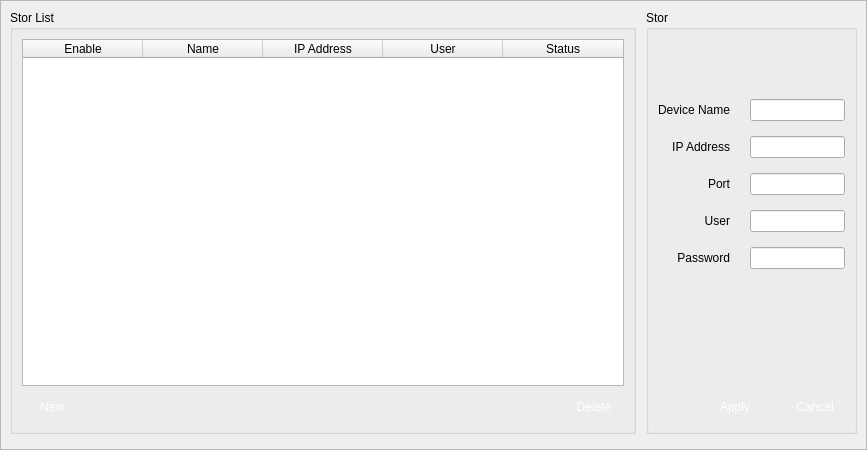
This is client/src/config/vidview/vidviewconf.ui in linkingvision/rapidvms as Qt 5 draws it before an edit. The edited form follows.
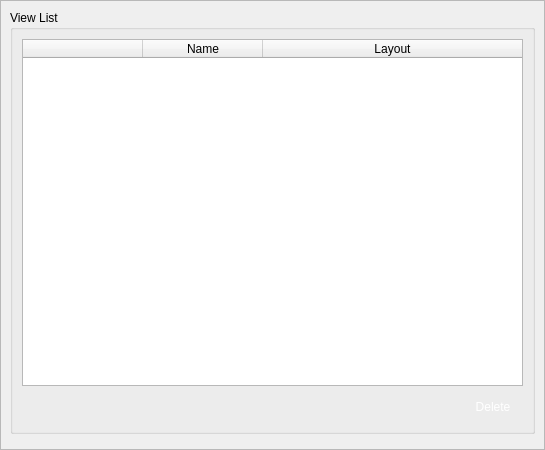
This is the edited form. Icons and pictures are not drawn.

What changed in the file:
```diff
--- a/client/src/config/vidview/vidviewconf.ui
+++ b/client/src/config/vidview/vidviewconf.ui
@@ -6,7 +6,7 @@
    <rect>
     <x>0</x>
     <y>0</y>
-    <width>867</width>
+    <width>545</width>
     <height>450</height>
    </rect>
   </property>
@@ -54,7 +54,7 @@
        <rect>
         <x>0</x>
         <y>0</y>
-        <width>865</width>
+        <width>543</width>
         <height>448</height>
        </rect>
       </property>
@@ -67,7 +67,7 @@
          <item>
           <widget class="QGroupBox" name="groupBox">
            <property name="title">
-            <string>Stor List</string>
+            <string>View List</string>
            </property>
            <layout class="QVBoxLayout" name="verticalLayout_2">
             <item>
@@ -109,7 +109,7 @@
                <bool>false</bool>
               </property>
               <property name="columnCount">
-               <number>5</number>
+               <number>3</number>
               </property>
               <attribute name="horizontalHeaderVisible">
                <bool>true</bool>
@@ -140,7 +140,7 @@
               </attribute>
               <column>
                <property name="text">
-                <string>Enable</string>
+                <string/>
                </property>
               </column>
               <column>
@@ -150,17 +150,7 @@
               </column>
               <column>
                <property name="text">
-                <string>IP Address</string>
-               </property>
-              </column>
-              <column>
-               <property name="text">
-                <string>User</string>
-               </property>
-              </column>
-              <column>
-               <property name="text">
-                <string>Status</string>
+                <string>Layout</string>
                </property>
               </column>
              </widget>
@@ -173,7 +163,7 @@
               <property name="verticalSpacing">
                <number>0</number>
               </property>
-              <item row="0" column="3">
+              <item row="0" column="2">
                <widget class="QPushButton" name="pbDelete">
                 <property name="minimumSize">
                  <size>
@@ -209,41 +199,6 @@
                </widget>
               </item>
               <item row="0" column="1">
-               <widget class="QPushButton" name="pbNew">
-                <property name="minimumSize">
-                 <size>
-                  <width>60</width>
-                  <height>30</height>
-                 </size>
-                </property>
-                <property name="maximumSize">
-                 <size>
-                  <width>60</width>
-                  <height>30</height>
-                 </size>
-                </property>
-                <property name="styleSheet">
-                 <string notr="true">QPushButton { 
-border:none;
-color:white;
-background-image: url(:/action/resources/button.png);}
-QPushButton:hover {
-	background-image: url(:/action/resources/buttonpress.png);}
-QPushButton:pressed {
-	background-image: url(:/action/resources/button.png);}</string>
-                </property>
-                <property name="text">
-                 <string>New</string>
-                </property>
-                <property name="iconSize">
-                 <size>
-                  <width>60</width>
-                  <height>40</height>
-                 </size>
-                </property>
-               </widget>
-              </item>
-              <item row="0" column="2">
                <spacer name="horizontalSpacer_3">
                 <property name="orientation">
                  <enum>Qt::Horizontal</enum>
@@ -261,234 +216,6 @@
            </layout>
           </widget>
          </item>
-         <item>
-          <widget class="QGroupBox" name="groupBox_2">
-           <property name="title">
-            <string>Stor </string>
-           </property>
-           <layout class="QVBoxLayout" name="verticalLayout">
-            <item>
-             <layout class="QGridLayout" name="gridLayout">
-              <property name="topMargin">
-               <number>60</number>
-              </property>
-              <property name="horizontalSpacing">
-               <number>20</number>
-              </property>
-              <property name="verticalSpacing">
-               <number>15</number>
-              </property>
-              <item row="5" column="0">
-               <widget class="QLabel" name="labelIP">
-                <property name="text">
-                 <string>IP Address</string>
-                </property>
-                <property name="alignment">
-                 <set>Qt::AlignRight|Qt::AlignTrailing|Qt::AlignVCenter</set>
-                </property>
-               </widget>
-              </item>
-              <item row="6" column="0">
-               <widget class="QLabel" name="labelPort">
-                <property name="text">
-                 <string>Port</string>
-                </property>
-                <property name="alignment">
-                 <set>Qt::AlignRight|Qt::AlignTrailing|Qt::AlignVCenter</set>
-                </property>
-               </widget>
-              </item>
-              <item row="8" column="1">
-               <widget class="QLineEdit" name="lineEditPassword">
-                <property name="maximumSize">
-                 <size>
-                  <width>300</width>
-                  <height>16777215</height>
-                 </size>
-                </property>
-               </widget>
-              </item>
-              <item row="3" column="0">
-               <widget class="QLabel" name="labelName">
-                <property name="text">
-                 <string>Device Name</string>
-                </property>
-                <property name="alignment">
-                 <set>Qt::AlignRight|Qt::AlignTrailing|Qt::AlignVCenter</set>
-                </property>
-               </widget>
-              </item>
-              <item row="7" column="1">
-               <widget class="QLineEdit" name="lineEditUser">
-                <property name="maximumSize">
-                 <size>
-                  <width>300</width>
-                  <height>16777215</height>
-                 </size>
-                </property>
-               </widget>
-              </item>
-              <item row="3" column="1">
-               <widget class="QLineEdit" name="lineEditName">
-                <property name="maximumSize">
-                 <size>
-                  <width>300</width>
-                  <height>16777215</height>
-                 </size>
-                </property>
-               </widget>
-              </item>
-              <item row="5" column="1">
-               <widget class="QLineEdit" name="lineEditIP">
-                <property name="maximumSize">
-                 <size>
-                  <width>300</width>
-                  <height>16777215</height>
-                 </size>
-                </property>
-               </widget>
-              </item>
-              <item row="7" column="0">
-               <widget class="QLabel" name="labelUser">
-                <property name="text">
-                 <string>User</string>
-                </property>
-                <property name="alignment">
-                 <set>Qt::AlignRight|Qt::AlignTrailing|Qt::AlignVCenter</set>
-                </property>
-               </widget>
-              </item>
-              <item row="8" column="0">
-               <widget class="QLabel" name="labelPassword">
-                <property name="text">
-                 <string>Password</string>
-                </property>
-                <property name="alignment">
-                 <set>Qt::AlignRight|Qt::AlignTrailing|Qt::AlignVCenter</set>
-                </property>
-               </widget>
-              </item>
-              <item row="6" column="1">
-               <widget class="QLineEdit" name="lineEditPort">
-                <property name="maximumSize">
-                 <size>
-                  <width>300</width>
-                  <height>16777215</height>
-                 </size>
-                </property>
-               </widget>
-              </item>
-             </layout>
-            </item>
-            <item>
-             <spacer name="verticalSpacer">
-              <property name="orientation">
-               <enum>Qt::Vertical</enum>
-              </property>
-              <property name="sizeHint" stdset="0">
-               <size>
-                <width>20</width>
-                <height>40</height>
-               </size>
-              </property>
-             </spacer>
-            </item>
-            <item>
-             <layout class="QGridLayout" name="gridLayout_2">
-              <property name="horizontalSpacing">
-               <number>20</number>
-              </property>
-              <property name="verticalSpacing">
-               <number>0</number>
-              </property>
-              <item row="0" column="2">
-               <widget class="QPushButton" name="pbCancel">
-                <property name="minimumSize">
-                 <size>
-                  <width>60</width>
-                  <height>30</height>
-                 </size>
-                </property>
-                <property name="maximumSize">
-                 <size>
-                  <width>60</width>
-                  <height>30</height>
-                 </size>
-                </property>
-                <property name="styleSheet">
-                 <string notr="true">QPushButton { 
-border:none;
-color:white;
-background-image: url(:/action/resources/button.png);}
-QPushButton:hover {
-	background-image: url(:/action/resources/buttonpress.png);}
-QPushButton:pressed {
-	background-image: url(:/action/resources/button.png);}</string>
-                </property>
-                <property name="text">
-                 <string>Cancel</string>
-                </property>
-                <property name="iconSize">
-                 <size>
-                  <width>60</width>
-                  <height>40</height>
-                 </size>
-                </property>
-               </widget>
-              </item>
-              <item row="0" column="1">
-               <widget class="QPushButton" name="pbApply">
-                <property name="minimumSize">
-                 <size>
-                  <width>60</width>
-                  <height>30</height>
-                 </size>
-                </property>
-                <property name="maximumSize">
-                 <size>
-                  <width>60</width>
-                  <height>30</height>
-                 </size>
-                </property>
-                <property name="styleSheet">
-                 <string notr="true">QPushButton { 
-border:none;
-color:white;
-background-image: url(:/action/resources/button.png);}
-QPushButton:hover {
-	background-image: url(:/action/resources/buttonpress.png);}
-QPushButton:pressed {
-	background-image: url(:/action/resources/button.png);}</string>
-                </property>
-                <property name="text">
-                 <string>Apply</string>
-                </property>
-                <property name="iconSize">
-                 <size>
-                  <width>60</width>
-                  <height>40</height>
-                 </size>
-                </property>
-               </widget>
-              </item>
-              <item row="0" column="0">
-               <spacer name="horizontalSpacer_2">
-                <property name="orientation">
-                 <enum>Qt::Horizontal</enum>
-                </property>
-                <property name="sizeHint" stdset="0">
-                 <size>
-                  <width>40</width>
-                  <height>20</height>
-                 </size>
-                </property>
-               </spacer>
-              </item>
-             </layout>
-            </item>
-           </layout>
-          </widget>
-         </item>
         </layout>
        </item>
        <item>
```
